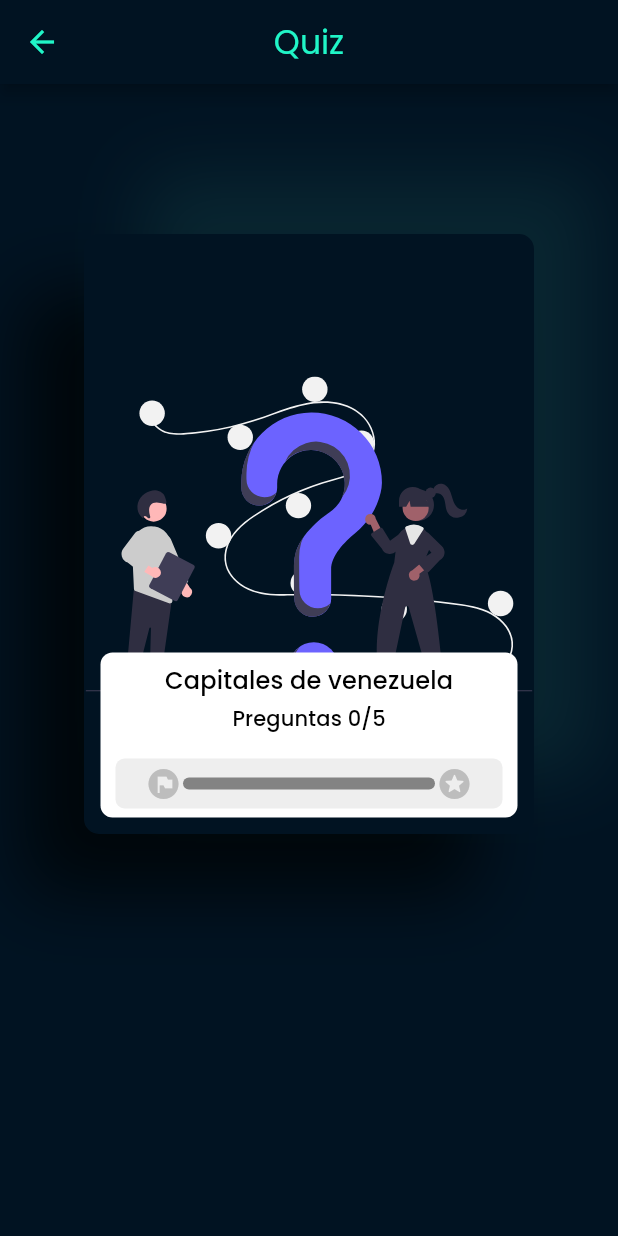
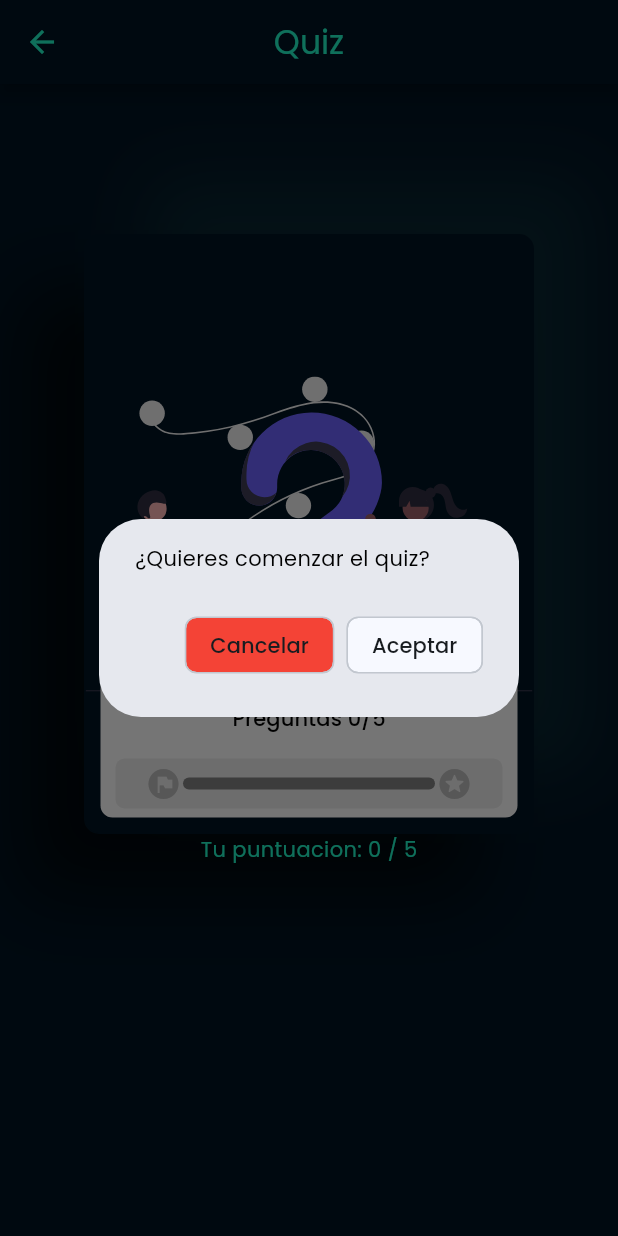
Before and after one commit to Cesart18/widget-app, a Flutter app: the QuizScreen screen opened by its route, after a tap on "Capitales de venezuela", on a phone screen of 412 x 824 dp. Run offline on Flutter 3.47's test engine with Material 3 defaults, Android fonts, the phone set to English and light mode, and no system bars; our stand-ins replace flutter_riverpod, flutter_svg, go_router, google_fonts.

Commit message:
completado: modulo quiz

```diff
--- a/lib/config/theme/app_theme.dart
+++ b/lib/config/theme/app_theme.dart
@@ -21,5 +21,6 @@ class AppTheme {
         titleLarge: TextStyle(color: ThemeColors.secondaryColor),
         titleMedium: TextStyle(color: ThemeColors.secondaryColor),
         bodyMedium: TextStyle(color: ThemeColors.secondaryColor),
+        headlineLarge: TextStyle(color: Colors.white)
       ));
 }
--- a/lib/domain/entities/question.dart
+++ b/lib/domain/entities/question.dart
@@ -1,11 +1,13 @@
 class Question {
-  final String question;
+  final String title;
   final List<String> options;
   final int correctAnswer;
 
   const Question(
-      {required this.question,
+      {required this.title,
       required this.options,
       required this.correctAnswer});
 
+
+
 }
--- a/lib/presentation/screens/quiz/quiz_screen.dart
+++ b/lib/presentation/screens/quiz/quiz_screen.dart
@@ -1,6 +1,7 @@
 import 'package:flutter/material.dart';
 import 'package:flutter_riverpod/flutter_riverpod.dart';
 import 'package:flutter_svg/flutter_svg.dart';
+import 'package:go_router/go_router.dart';
 import 'package:widgets_app/config/config.dart';
 import 'package:widgets_app/presentation/presentation.dart';
 import 'package:widgets_app/shared/shared.dart';
@@ -8,8 +9,35 @@ import 'package:widgets_app/shared/shared.dart';
 class QuizScreen extends ConsumerWidget {
   const QuizScreen({super.key});
 
+  void _showModal( BuildContext context, Function() callback, bool isCompleted ){
+      showDialog(context: context, builder: (context) {
+          return AlertDialog(
+            content: IntrinsicHeight(
+              child: Text(isCompleted ? '¿Quieres repetir el quiz': '¿Quieres comenzar el quiz?',
+              style: const TextStyle(color: Colors.black),
+              ),
+            ),
+            actions: [
+              ActionChip(
+                label: const Text('Cancelar'),
+                onPressed: (){
+                  context.pop();
+                },
+              color: const MaterialStatePropertyAll(Colors.red),),
+              ActionChip(label: const Text('Aceptar'),
+              onPressed: (){
+                context.pop();
+                callback();
+              },)
+            ],
+          );
+      },);
+
+  }
+
   @override
   Widget build(BuildContext context, ref) {
+    final quizState = ref.watch(quizProvider);
     return Scaffold(
       appBar: AppBar(
         title: const Text('Quiz'),
@@ -34,16 +62,20 @@ class QuizScreen extends ConsumerWidget {
               ]
               ),
               child: EducationCard(
-                onTap: () => ref.read(quizProvider.notifier).startQuiz(),
+                onTap: () => _showModal(
+                  context,
+                quizState.isQuizOver ? () => ref.read(quizProvider.notifier).restartQuiz() : () => ref.read(quizProvider.notifier).startQuiz()
+                 , quizState.isQuizOver),
                 backgroundColor: ThemeColors.primaryColor,
                 borderColor: ThemeColors.primaryColor,
                 progressPercentageColor: ThemeColors.secondaryColor,
                 backgroundImage: SvgPicture.asset('assets/svgs/quiz.svg'),
                  labelTitle: 'Capitales de venezuela',
-                  labelSubtitle: 'Preguntas 0/5',
-                   percentage: 0),
+                  labelSubtitle: 'Preguntas ${quizState.completedQuestion}/${quizState.questions.length}',
+                   percentage: quizState.completedQuestion * 100 / quizState.questions.length),
             ),
-          )
+          ),
+           Text('Tu puntuacion: ${quizState.score} / ${quizState.questions.length}')
         ],
       ),
     );
--- a/lib/shared/widgets/education_card/education_card.dart
+++ b/lib/shared/widgets/education_card/education_card.dart
@@ -1,6 +1,5 @@
 
 import 'package:flutter/material.dart';
-import 'package:flutter/widgets.dart';
 
 
 /// Un widget que muestra una tarjeta educativa con una imagen de fondo, título,
@@ -147,7 +146,7 @@ class _CardLabel extends StatelessWidget {
             // Barra de progreso
             Expanded(
               flex: 2,
-              child: _ProgressBar(
+              child: LinearProgressBar(
                 percentage: percentage,
                 percentageColor: percentageColor,
                 primaryColor: primaryColor,
@@ -164,25 +163,29 @@ class _CardLabel extends StatelessWidget {
 
 
 /// Un widget que muestra una barra de progreso con un porcentaje.
-class _ProgressBar extends StatefulWidget {
+class LinearProgressBar extends StatefulWidget {
   final double percentage;
   final Color primaryColor;
   final Color percentageColor;
+  final Color? labelColor;
 
-  /// Crea un [_ProgressBar].
+
+  /// Crea un [LinearProgressBar].
   ///
   /// Los parámetros [percentage], [percentageColor] y [primaryColor] son obligatorios.
-  const _ProgressBar({
+  const LinearProgressBar({
+    super.key,
     required this.percentage,
     required this.percentageColor,
     required this.primaryColor,
+    this.labelColor
   });
 
   @override
-  State<_ProgressBar> createState() => _ProgressBarState();
+  State<LinearProgressBar> createState() => _LinearProgressBarState();
 }
 
-class _ProgressBarState extends State<_ProgressBar> with TickerProviderStateMixin {
+class _LinearProgressBarState extends State<LinearProgressBar> with TickerProviderStateMixin {
 
   late AnimationController _progressController;
   late AnimationController _scaleController;
@@ -237,7 +240,7 @@ class _ProgressBarState extends State<_ProgressBar> with TickerProviderStateMixi
       ),
       padding: const EdgeInsets.symmetric(horizontal: 20),
       decoration: BoxDecoration(
-        color: Colors.grey.shade200,
+        color: widget.labelColor ?? Colors.grey.shade200 ,
         borderRadius: BorderRadius.circular(6),
       ),
       child: Row(
```
Also changed, not shown: lib/config/constants/first_questions.dart (+9 -9 lines), lib/presentation/providers/quiz/quiz_provider.dart (+68 -12 lines), lib/presentation/views/quiz_view.dart (+135 -10 lines).
